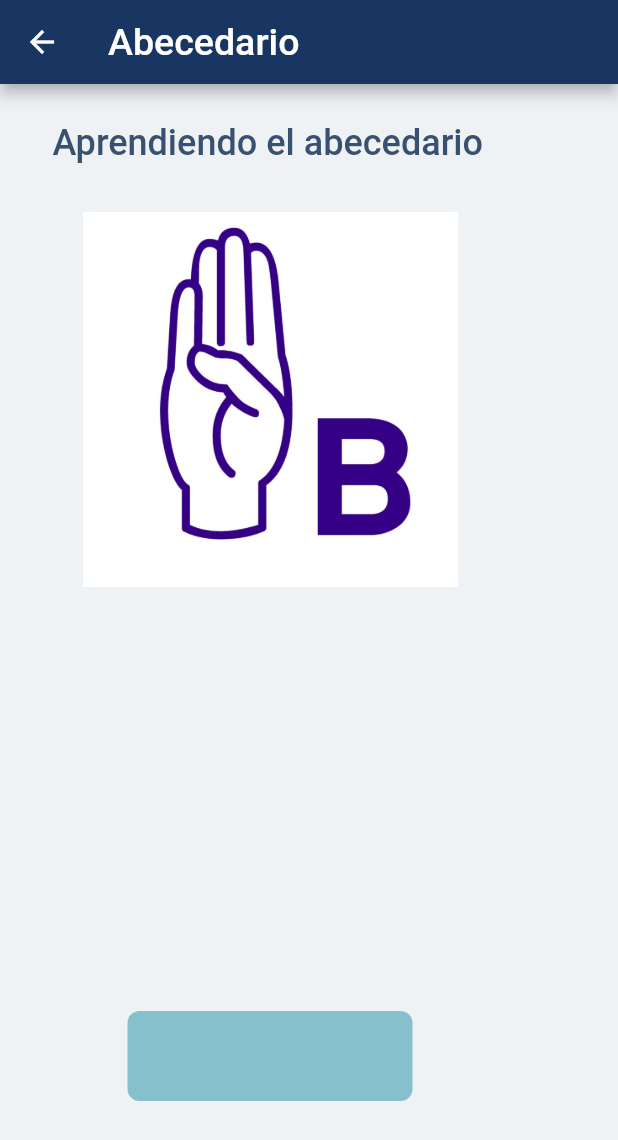
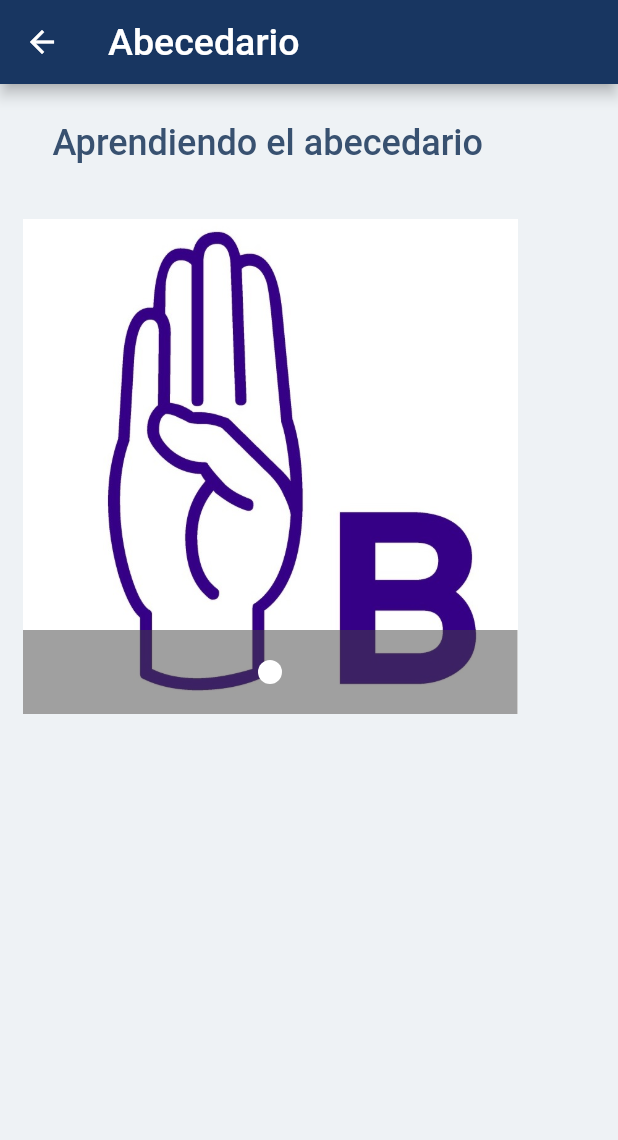
Before and after one commit to DSCarolina/SignLanguageApp, a Flutter app: the screen it shows after launch, after a tap on "Abecedario", on a phone screen of 412 x 824 dp. Shown: the top 1140 px of the screen. Run offline on Flutter 3.47's test engine with Material 2 defaults, Android fonts, the light colour scheme and no system bars; drawn by our look-alikes of carousel_pro.

Commit message:
changing WindowScreen

```diff
--- a/lib/screens/windows/window_screen.dart
+++ b/lib/screens/windows/window_screen.dart
@@ -1,61 +1,64 @@
 import 'package:flutter/material.dart';
 import 'package:sign_language_app/widgets/text_home.dart';
-
-
+import 'package:carousel_pro/carousel_pro.dart';
 class WindowScreen extends StatelessWidget {
   String windowTitle = "";
   String windowDescription = "Aprendiendo ";
   Color windowColor = Colors.pink;
   double windowTitleSize = 25.0;
-  String pathimage="assets/mars.png";
-
+  Carousel img;
   int windowId;
-
   WindowScreen(this.windowId,this.windowTitle, this.windowColor);
-
   @override
   Widget build(BuildContext context) {
+
+    final carousel1  = Carousel(
+      boxFit: BoxFit.cover,
+        images: [AssetImage("assets/abc/B.jpg")],
+        animationCurve: Curves.fastOutSlowIn,
+         animationDuration:Duration(milliseconds: 4000),
+    );
+    final carousel2  = Carousel(
+      boxFit: BoxFit.cover,
+        images: [AssetImage("assets/numero/0.jpg"),
+        AssetImage("assets/numero/1.jpg")],
+        animationCurve: Curves.fastOutSlowIn,
+        animationDuration:Duration(milliseconds: 4000),
+    );
+    final carousel3  = Carousel(
+      boxFit: BoxFit.cover,
+        images: [AssetImage("assets/color/rojo.png"),
+        AssetImage("assets/color/amarillo.png")],
+        animationCurve: Curves.fastOutSlowIn,
+        animationDuration:Duration(milliseconds: 4000),
+    );
+    final carousel4  = Carousel(
+      boxFit: BoxFit.cover,
+        images: [AssetImage("assets/dia/lunes.png")],
+        animationCurve: Curves.fastOutSlowIn,
+        animationDuration:Duration(milliseconds: 4000),
+    );
+
   if (windowId==1) {
     windowDescription=windowDescription+"el abecedario";
-    pathimage= "assets/abc/B.jpg";
+    img=carousel1;
   }else{
     if (windowId==2){
         windowDescription=windowDescription+"los números";
-        pathimage="assets/numero/0.jpg";
+      img=carousel2;
     }
     else{
       if (windowId==3){
         windowDescription=windowDescription+"los colores";
-        pathimage="assets/color/rojo.png";
+       img=carousel3;
     }
     else{
         windowDescription=windowDescription+"los días \n de la semana";
-        pathimage="assets/dia/lunes.png";
+      img=carousel4;
     }
     }
-
   }
- final boardBottom = Container(
-      height: 60.0,
-      width: 190.0,
-        decoration: new BoxDecoration(
-      //  color: new Color(0xFF333366),
-       color: new Color(0xFF87c0cd),
-       shape: BoxShape.rectangle,
-       borderRadius: new BorderRadius.circular(8.0)
-    ),
-    );
-   final boardImage = Container(
-      height: 250.0,
-      width: 250.0,
-      decoration: BoxDecoration(
-        image: DecorationImage(
-          fit: BoxFit.cover,
-            image: AssetImage(pathimage)
-        )
-      ),
-    );
-     final boardTitle = Text(
+  final boardTitle = Text(
       windowDescription,
       textDirection: TextDirection.ltr,
       style: TextStyle(
@@ -64,8 +67,6 @@ class WindowScreen extends StatelessWidget {
           fontWeight: FontWeight.w500
       ),
     );
-
-
     return Scaffold(
       appBar: AppBar(
         // backgroundColor: Color(0xFF333366),
@@ -76,26 +77,26 @@ class WindowScreen extends StatelessWidget {
         decoration: new BoxDecoration(color: Color(0xFFeef2f5)),
         child: Stack(
           children: <Widget>[
-            Positioned(
-                  bottom: 90.0,
-                  left: 85.0,
-                  child:boardBottom
-                ),
+
                 Positioned(
                   top: 25.0,
                   left: 35.0,
                   child: boardTitle
                 ),
                 Positioned(
-                  top: 85.0,
-                  left: 55.0,
-                  child: boardImage
+                  top: 90.0,
+                  left: 15.0,
+                  child: new Container(
+                    height: 330.0,
+                    width: 330.0,
+                    child: new ClipRect(
+                      child: img
+                    ),
+                  ),
                 ),
-
           ],
         ),
       ),
     );
-
   }
 }
--- a/pubspec.yaml
+++ b/pubspec.yaml
@@ -19,6 +19,7 @@ environment:
 dependencies:
   flutter:
     sdk: flutter
+  carousel_pro: ^0.0.13
 
   # The following adds the Cupertino Icons font to your application.
   # Use with the CupertinoIcons class for iOS style icons.
```
Also changed, not shown: assets/abc/B.jpg, pubspec.lock.
